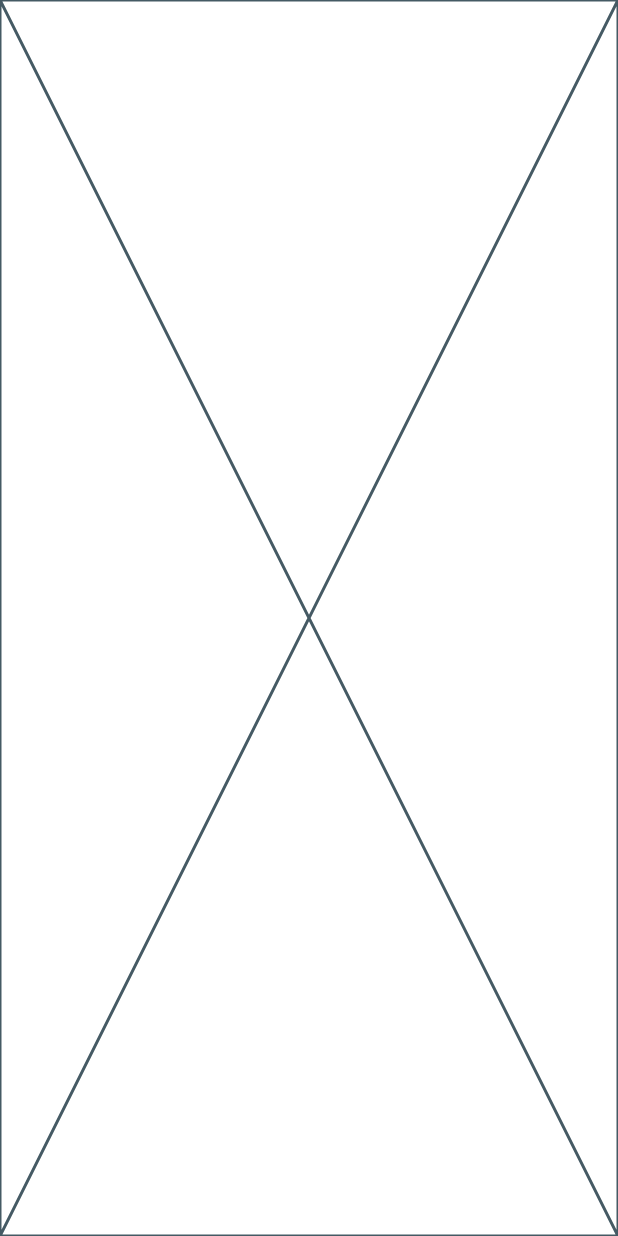
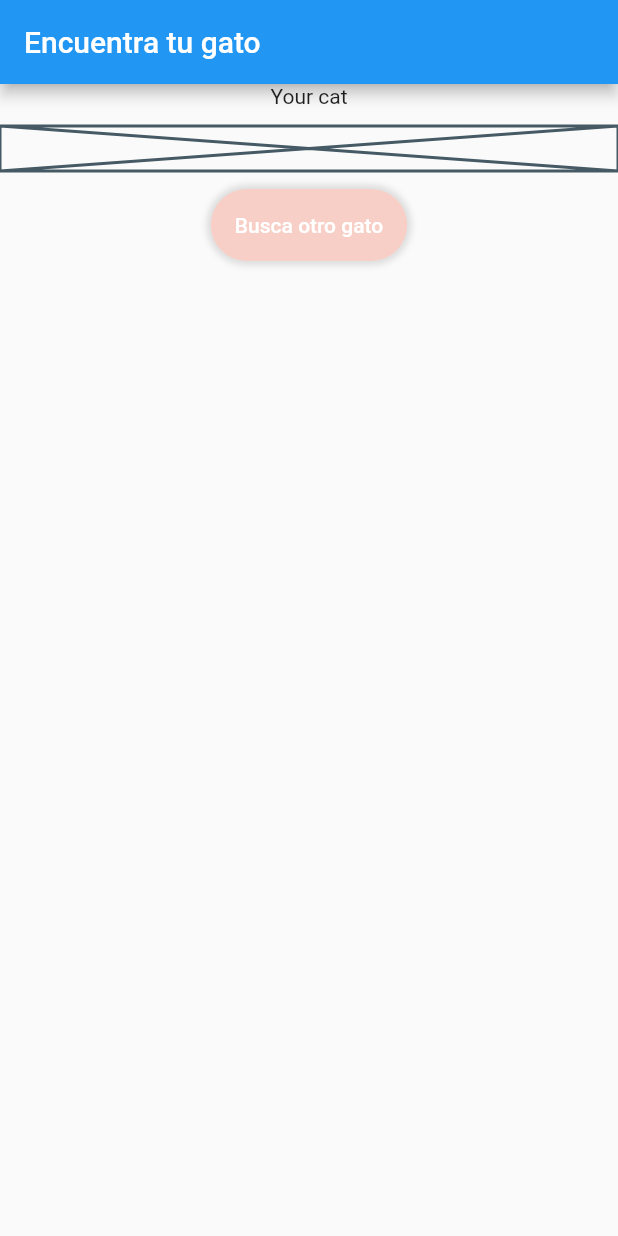
Before and after one commit to dmontil/doctus_test, a Flutter app: the screen it shows after launch, on a phone screen of 412 x 824 dp. Run offline on Flutter 3.47's test engine with Material 2 defaults, Android fonts, the phone set to English and light mode, and no system bars; our stand-ins replace bloc, flutter_bloc, formz, freezed_annotation, get_it, go_router and 2 more; missing offline and left inert: version.

Commit message:
Create cat model, dto, repository without implementation

```diff
--- a/lib/core/routing/app_router.dart
+++ b/lib/core/routing/app_router.dart
@@ -1,7 +1,5 @@
-import 'package:doctus_test/features/home/app/ui/screen/home_screen.dart';
-import 'package:flutter/material.dart';
+import 'package:doctus_test/features/cats/app/ui/screen/home_screen.dart';
 import 'package:go_router/go_router.dart';
-import 'package:doctus_test/core/di/locator.dart';
 import 'package:doctus_test/features/auth/index.dart';
 import 'package:doctus_test/features/start_app/app/cubit/start_app_cubit.dart';
 import 'package:doctus_test/features/start_app/app/ui/start_app_page.dart';
@@ -39,7 +37,7 @@ final goRouter = GoRouter(
     GoRoute(
         path: '/',
         name: AppRoutes.startApp.name,
-        builder: (context, state) =>  const HomeScreen(),
+        builder: (context, state) =>  const CatScreen(),
         routes: [
           GoRoute(
             path: 'sign-in',
@@ -52,7 +50,7 @@ final goRouter = GoRouter(
     GoRoute(
       path: '/home',
       name: AppRoutes.home.name,
-      builder: (context, state) => const HomeScreen(),
+      builder: (context, state) => const CatScreen(),
     ),
   ],
 );
--- /dev/null
+++ b/lib/features/cats/app/ui/screen/home_screen.dart
@@ -0,0 +1,26 @@
+import 'package:doctus_test/core/ui/styles/app_colors.dart';
+import 'package:doctus_test/core/ui/styles/app_spaces.dart';
+import 'package:doctus_test/core/ui/widgets/buttons/cta_button.dart';
+import 'package:flutter/material.dart';
+
+class CatScreen extends StatelessWidget {
+  const CatScreen({super.key});
+
+  @override
+  Widget build(BuildContext context) {
+    return  Scaffold(
+      appBar: AppBar(
+        title: Text('Encuentra tu gato'),
+      ),
+      body: Column(children: [
+        Text('Your cat'),
+        gapH12,
+        Placeholder(fallbackHeight: 30,),
+        gapH12,
+
+        CtaButton(onPressed: (){}, text: 'Busca otro gato', color: AppColors.priceBoxSelectedBackground)
+
+      ],),
+    );
+  }
+}
--- /dev/null
+++ b/lib/features/cats/domain/models/cat.dart
@@ -0,0 +1,15 @@
+import 'package:freezed_annotation/freezed_annotation.dart';
+
+part 'cat.freezed.dart';
+part 'cat.g.dart';
+
+@freezed
+class Cat with _$Cat {
+  const factory Cat({
+    required String id,
+    required String image,
+  }) = _Cat;
+
+  factory Cat.fromJson(Map<String, dynamic> json) =>
+      _$CatFromJson(json);
+}
--- /dev/null
+++ b/lib/features/cats/domain/repositories/cats_repository.dart
@@ -0,0 +1,5 @@
+import 'package:doctus_test/features/cats/data/dtos/cat_dto.dart';
+
+abstract class CatsRepository{
+  Future<CatDTO> getCat();
+}
--- a/lib/features/home/app/ui/screen/home_screen.dart
+++ /dev/null
@@ -1,10 +0,0 @@
-import 'package:flutter/material.dart';
-
-class HomeScreen extends StatelessWidget {
-  const HomeScreen({super.key});
-
-  @override
-  Widget build(BuildContext context) {
-    return const Placeholder();
-  }
-}
--- a/lib/features/home/domain/cats_repository.dart
+++ /dev/null
@@ -1,3 +0,0 @@
-abstract class CatsRepository{
-  Future<String> getCat();
-}
--- a/pubspec.yaml
+++ b/pubspec.yaml
@@ -60,6 +60,8 @@ dev_dependencies:
   # rules and activating additional ones.
   flutter_lints: ^2.0.0
   build_runner: ^2.1.5
+  json_serializable: 6.7.1
+
 
 # For information on the generic Dart part of this file, see the
 # following page: https://dart.dev/tools/pub/pubspec
```
Also changed, not shown: lib/features/cats/app/cubit/cats_state.dart (added, +14 -0 lines), lib/features/cats/data/api_cats_repository.dart (added, +11 -0 lines), lib/features/cats/data/dtos/cat_dto.dart (added, +22 -0 lines), lib/features/cats/data/mock_cats_repository.dart (added, +11 -0 lines), lib/features/home/data/mock_cats_repository.dart (deleted, +0 -10 lines), lib/features/cats/app/cubit/cats_state.freezed.dart (added), lib/features/cats/domain/models/cat.freezed.dart (added), lib/features/cats/domain/models/cat.g.dart (added), lib/features/home/data/dtos/cat_dto.dart (deleted), pubspec.lock.
